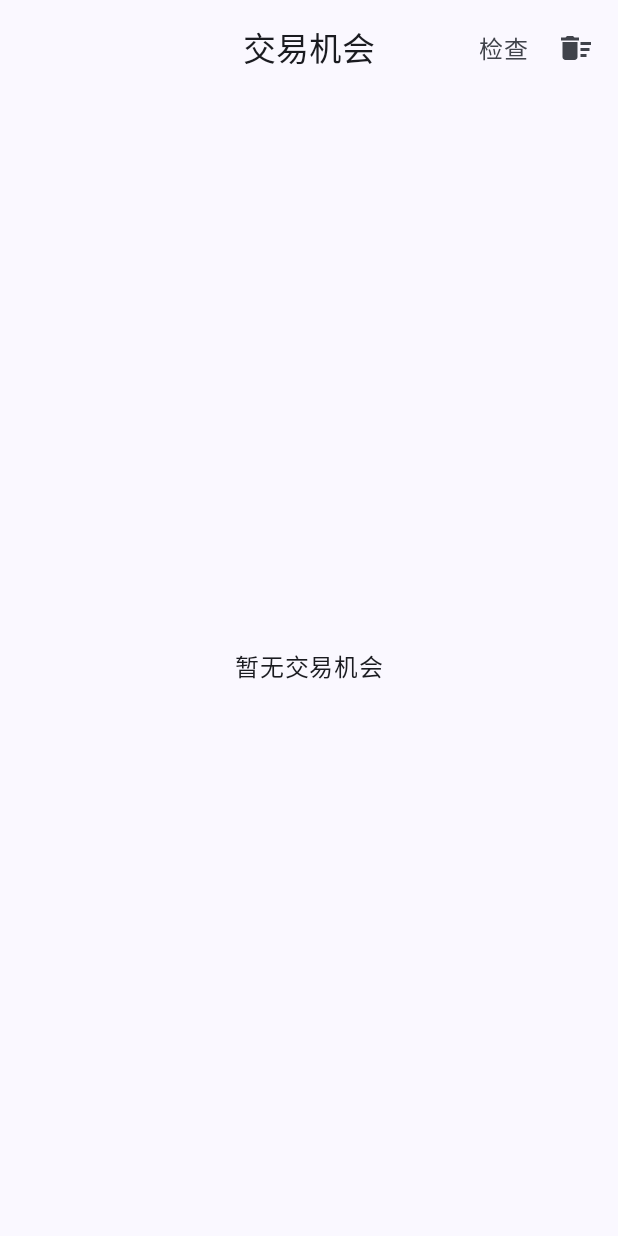
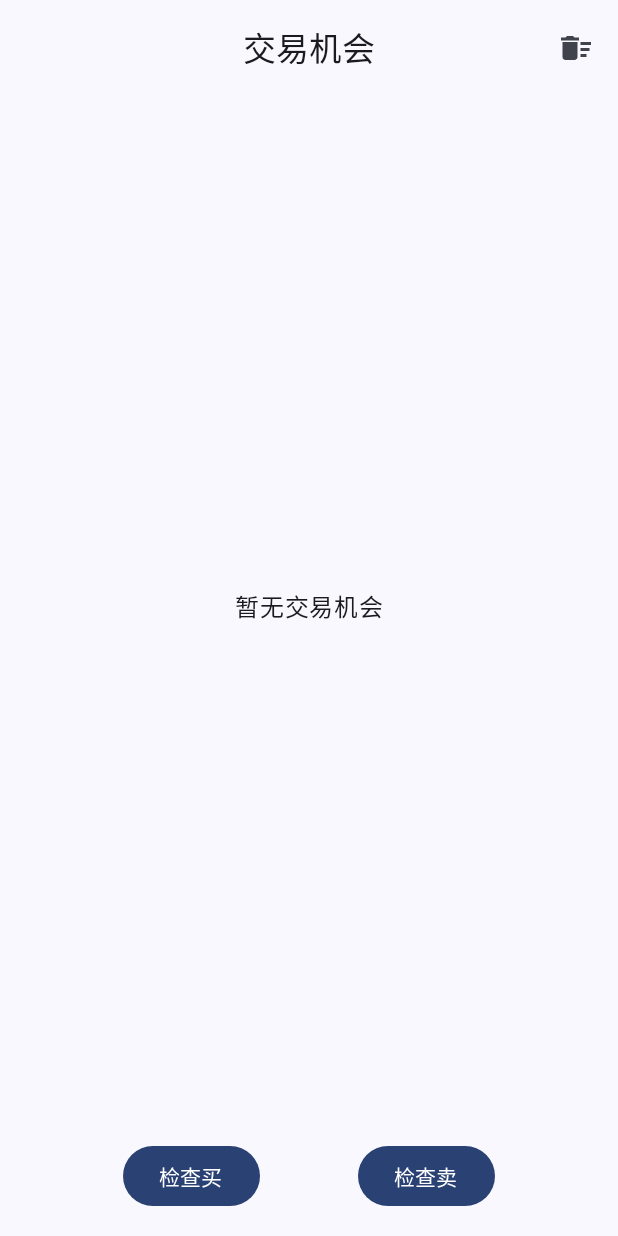
Before and after one commit to supplient/SAAA, an Android app built with Jetpack Compose: the TradingOpportunityListScreen screen opened through its navigation route, on a phone screen of 412 x 824 dp. Run offline under Robolectric (Android 15) with nearby library versions, the phone set to English and light mode, and no system bars; our stand-ins replace Dagger/Hilt's generated code, Room's generated code.

Commit message:
暂时先让交易机会检查是纯手动的

```diff
--- a/StrategicAssetAllocationAssistant/app/src/main/java/com/example/strategicassetallocationassistant/TradingOpportunityListScreen.kt
+++ b/StrategicAssetAllocationAssistant/app/src/main/java/com/example/strategicassetallocationassistant/TradingOpportunityListScreen.kt
@@ -32,10 +32,20 @@ fun TradingOpportunityListScreen(
             CenterAlignedTopAppBar(
                 title = { Text("交易机会") },
                 actions = {
-                    IconButton(onClick = { viewModel.checkNow() }) { Text("检查") }
                     IconButton(onClick = { viewModel.clearAll() }) { Icon(Icons.Default.DeleteSweep, contentDescription = "清空") }
                 }
             )
+        },
+        bottomBar = {
+            Row(
+                modifier = Modifier
+                    .fillMaxWidth()
+                    .padding(16.dp),
+                horizontalArrangement = Arrangement.SpaceEvenly
+            ) {
+                Button(onClick = { viewModel.checkBuy() }) { Text("检查买") }
+                Button(onClick = { viewModel.checkSell() }) { Text("检查卖") }
+            }
         }
     ) { inner ->
         if (items.isEmpty()) {
```
Also changed, not shown: StrategicAssetAllocationAssistant/app/src/main/java/com/example/strategicassetallocationassistant/TradingOpportunityViewModel.kt (+15 -4 lines), StrategicAssetAllocationAssistant/app/src/main/java/com/example/strategicassetallocationassistant/background/MarketDataSyncWorker.kt (+6 -5 lines), 1 other file.
